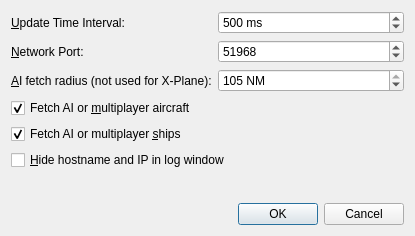
First picture: the form in optionsdialog.ui, repository albar965/littlenavconnect, before the edit.
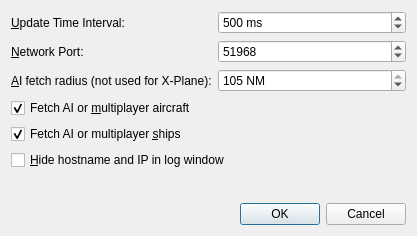
Second picture: the form after the edit.

Patch:
```diff
--- a/optionsdialog.ui
+++ b/optionsdialog.ui
@@ -6,7 +6,7 @@
    <rect>
     <x>0</x>
     <y>0</y>
-    <width>415</width>
+    <width>417</width>
     <height>236</height>
    </rect>
   </property>
```
